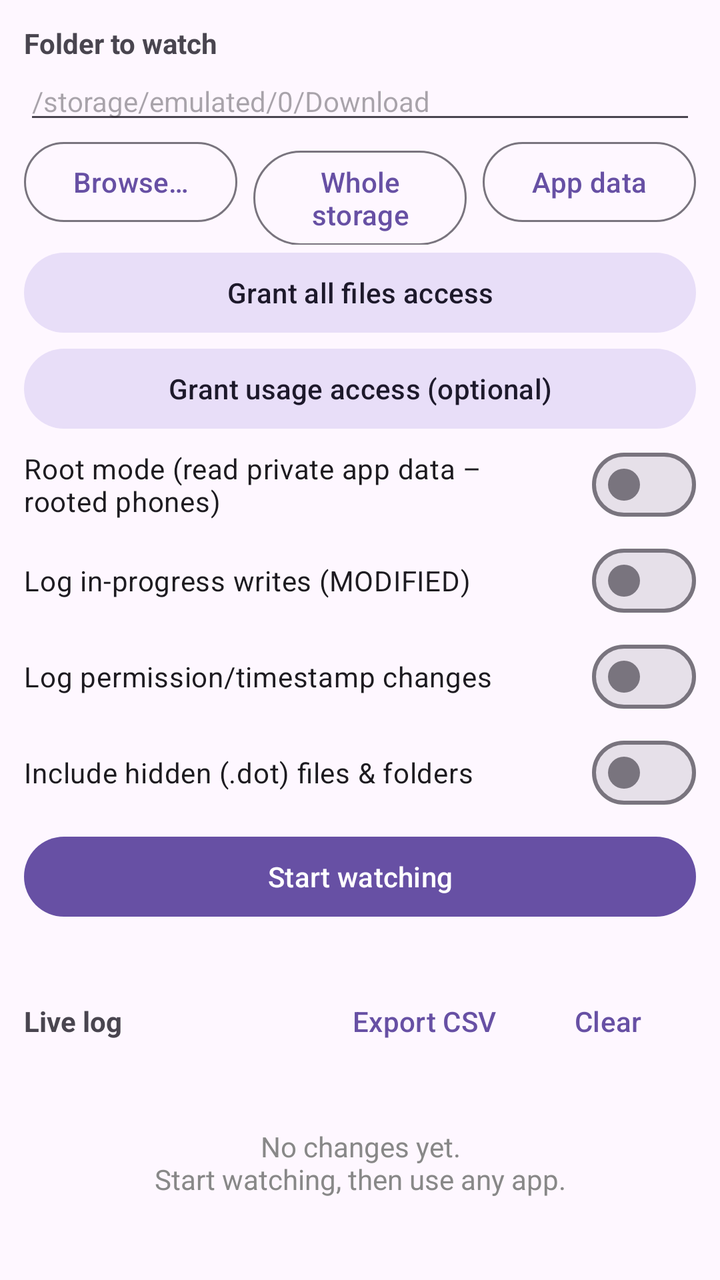
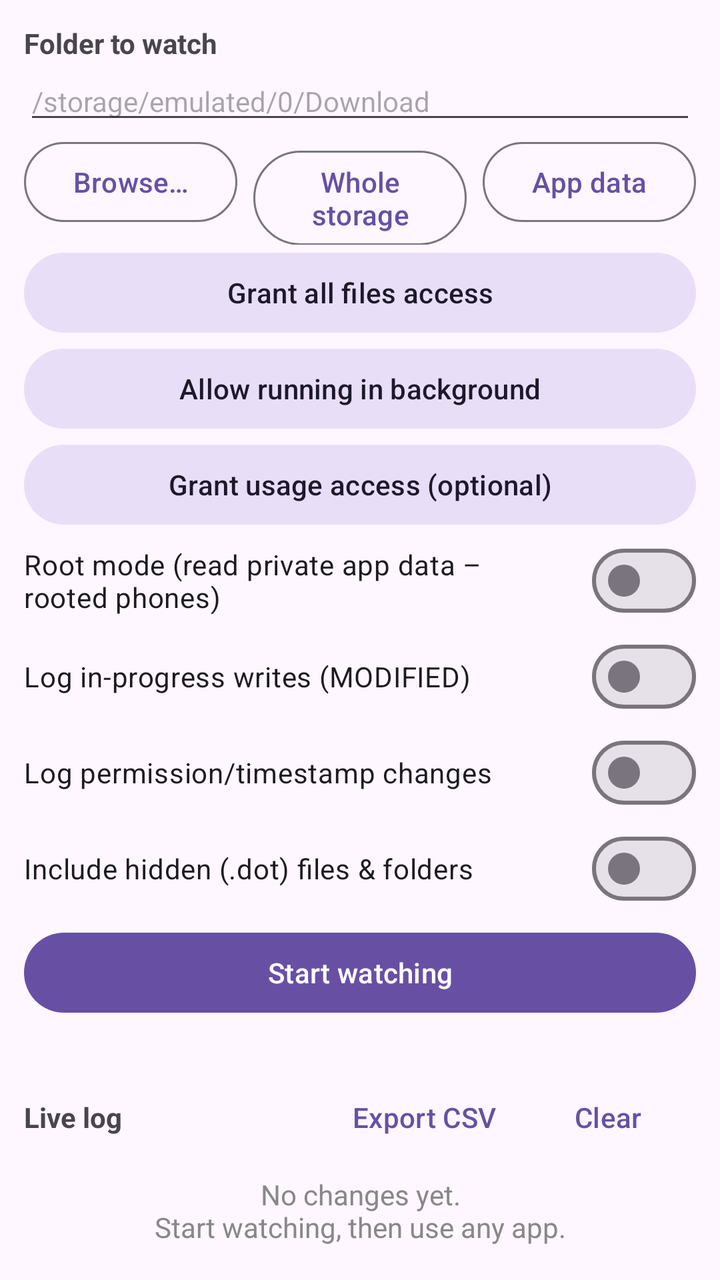

The first picture is an Android layout as it rendered before a commit; the second is the same layout after the commit. The layout source and the unified diff follow.
<!-- AndroidManifest.xml: application theme Theme.ChangeReader -->
<!-- res/layout/activity_main.xml -->
<?xml version="1.0" encoding="utf-8"?>
<LinearLayout xmlns:android="http://schemas.android.com/apk/res/android"
    android:layout_width="match_parent"
    android:layout_height="match_parent"
    android:fitsSystemWindows="true"
    android:orientation="vertical"
    android:padding="12dp">

    <TextView
        android:layout_width="wrap_content"
        android:layout_height="wrap_content"
        android:text="Folder to watch"
        android:textStyle="bold" />

    <EditText
        android:id="@+id/pathInput"
        android:layout_width="match_parent"
        android:layout_height="wrap_content"
        android:hint="/storage/emulated/0/Download"
        android:inputType="textUri"
        android:singleLine="true"
        android:textSize="14sp" />

    <LinearLayout
        android:layout_width="match_parent"
        android:layout_height="wrap_content"
        android:orientation="horizontal">

        <Button
            android:id="@+id/browseBtn"
            style="@style/Widget.Material3.Button.OutlinedButton"
            android:layout_width="0dp"
            android:layout_height="wrap_content"
            android:layout_weight="1"
            android:text="Browse…" />

        <Button
            android:id="@+id/storageRootBtn"
            style="@style/Widget.Material3.Button.OutlinedButton"
            android:layout_width="0dp"
            android:layout_height="wrap_content"
            android:layout_marginStart="8dp"
            android:layout_weight="1"
            android:text="Whole storage" />

        <Button
            android:id="@+id/appDataBtn"
            style="@style/Widget.Material3.Button.OutlinedButton"
            android:layout_width="0dp"
            android:layout_height="wrap_content"
            android:layout_marginStart="8dp"
            android:layout_weight="1"
            android:text="App data" />
    </LinearLayout>

    <Button
        android:id="@+id/storagePermBtn"
        style="@style/Widget.Material3.Button.TonalButton"
        android:layout_width="match_parent"
        android:layout_height="wrap_content"
        android:text="Grant all files access" />

    <Button
        android:id="@+id/usagePermBtn"
        style="@style/Widget.Material3.Button.TonalButton"
        android:layout_width="match_parent"
        android:layout_height="wrap_content"
        android:text="Grant usage access (optional)" />

    <com.google.android.material.materialswitch.MaterialSwitch
        android:id="@+id/rootSwitch"
        android:layout_width="match_parent"
        android:layout_height="wrap_content"
        android:text="Root mode (read private app data – rooted phones)" />

    <com.google.android.material.materialswitch.MaterialSwitch
        android:id="@+id/modifySwitch"
        android:layout_width="match_parent"
        android:layout_height="wrap_content"
        android:text="Log in-progress writes (MODIFIED)" />

    <com.google.android.material.materialswitch.MaterialSwitch
        android:id="@+id/attribSwitch"
        android:layout_width="match_parent"
        android:layout_height="wrap_content"
        android:text="Log permission/timestamp changes" />

    <com.google.android.material.materialswitch.MaterialSwitch
        android:id="@+id/hiddenSwitch"
        android:layout_width="match_parent"
        android:layout_height="wrap_content"
        android:text="Include hidden (.dot) files &amp; folders" />

    <Button
        android:id="@+id/startBtn"
        android:layout_width="match_parent"
        android:layout_height="wrap_content"
        android:layout_marginTop="4dp"
        android:text="Start watching" />

    <TextView
        android:id="@+id/status"
        android:layout_width="match_parent"
        android:layout_height="wrap_content"
        android:paddingVertical="4dp"
        android:textSize="12sp" />

    <LinearLayout
        android:layout_width="match_parent"
        android:layout_height="wrap_content"
        android:gravity="center_vertical"
        android:orientation="horizontal">

        <TextView
            android:layout_width="0dp"
            android:layout_height="wrap_content"
            android:layout_weight="1"
            android:text="Live log"
            android:textStyle="bold" />

        <Button
            android:id="@+id/exportBtn"
            style="@style/Widget.Material3.Button.TextButton"
            android:layout_width="wrap_content"
            android:layout_height="wrap_content"
            android:text="Export CSV" />

        <Button
            android:id="@+id/clearBtn"
            style="@style/Widget.Material3.Button.TextButton"
            android:layout_width="wrap_content"
            android:layout_height="wrap_content"
            android:text="Clear" />
    </LinearLayout>

    <FrameLayout
        android:layout_width="match_parent"
        android:layout_height="0dp"
        android:layout_weight="1">

        <androidx.recyclerview.widget.RecyclerView
            android:id="@+id/list"
            android:layout_width="match_parent"
            android:layout_height="match_parent" />

        <TextView
            android:id="@+id/empty"
            android:layout_width="match_parent"
            android:layout_height="match_parent"
            android:gravity="center"
            android:text="No changes yet.\nStart watching, then use any app."
            android:textColor="#888" />
    </FrameLayout>
</LinearLayout>
<!-- resources referenced by this layout -->
<resources>
  <style name="Theme.ChangeReader" parent="Theme.Material3.DayNight.NoActionBar" />
</resources>

<!-- the commit's change to res/layout/activity_main.xml (unified diff, before → after) -->
@@ -59,6 +59,13 @@
         android:layout_width="match_parent"
         android:layout_height="wrap_content"
         android:text="Grant all files access" />
+
+    <Button
+        android:id="@+id/batteryBtn"
+        style="@style/Widget.Material3.Button.TonalButton"
+        android:layout_width="match_parent"
+        android:layout_height="wrap_content"
+        android:text="Allow running in background" />
 
     <Button
         android:id="@+id/usagePermBtn"
